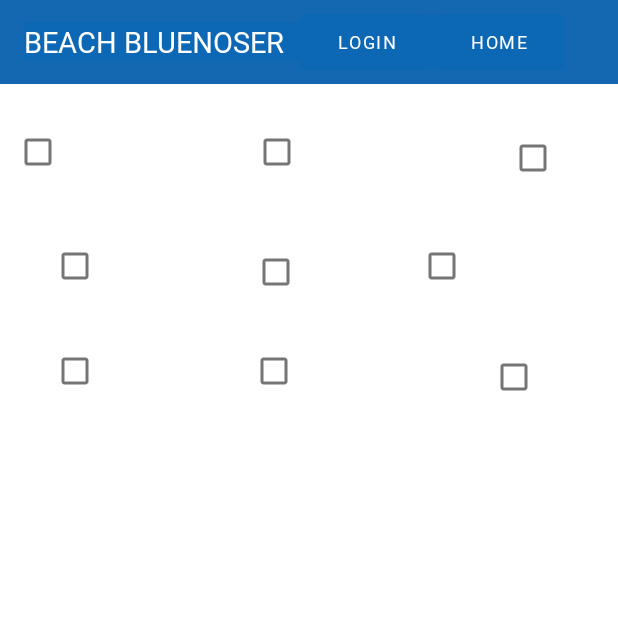
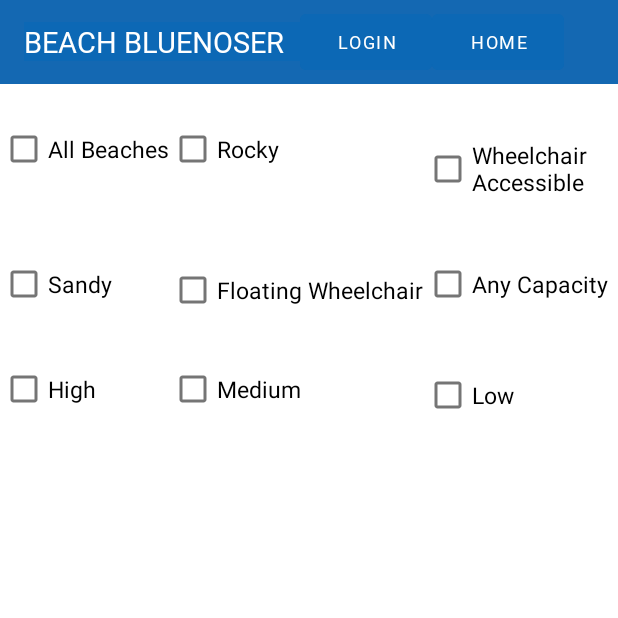
Before and after one commit to codemandias/bluenoserApp, an Android app: the screen it shows after launch (MainActivity), on a phone screen of 412 x 824 dp, the top half of it. Run offline under Robolectric (Android 15) with nearby library versions, the phone set to English and light mode, and no system bars; our stand-ins replace Firebase (no records; nobody signed in at launch, a user with empty details on screens opened directly); Roboto replaces fonts that are not available here.

Commit message:
added checkbox functionality

```diff
--- a/app/src/main/java/com/example/beachbluenoser/MainActivity.java
+++ b/app/src/main/java/com/example/beachbluenoser/MainActivity.java
@@ -39,10 +39,13 @@ import java.util.Locale;
 import java.util.Objects;
 import java.util.Map;
 
+import android.view.Window;
 import android.widget.AdapterView;
 import android.widget.ArrayAdapter;
 import android.widget.AutoCompleteTextView;
 import android.widget.Button;
+import android.widget.CheckBox;
+import android.widget.CompoundButton;
 import android.widget.Toast;
 
 public class MainActivity extends AppCompatActivity {
@@ -50,8 +53,32 @@ public class MainActivity extends AppCompatActivity {
     private FirebaseAuth beachBluenoserAuth = FirebaseAuth.getInstance();
     ArrayList<BeachItem> beachList;
 
-    String[] beach = {"All Beaches", "Rocky", "Sandy", "Wheelchair Accessible", "Floating Wheelchair"};
-    String[] capacity = {"Any Capacity", "High", "Medium", "Low"};
+   // String[] beach = {"All Beaches", "Rocky", "Sandy", "Wheelchair Accessible", "Floating Wheelchair"};
+    //String[] capacity = {"Any Capacity", "High", "Medium", "Low"};
+
+    // new code for Beaches
+
+    CheckBox rockyCheckbox;
+    CheckBox  anyBeachCheckbox;
+    CheckBox  WheelChair;
+
+    CheckBox sandyCheckbox;
+
+    CheckBox floatingWheel;
+
+    // Capacilty
+
+    CheckBox anyCap;
+    CheckBox lowCap;
+    CheckBox highCap;
+    CheckBox medCap;
+
+
+
+
+
+
+
     String filterBeachItem = "";
     String filterCapacityItem = "";
 
@@ -74,6 +101,161 @@ public class MainActivity extends AppCompatActivity {
     protected void onCreate(Bundle savedInstanceState) {
         super.onCreate(savedInstanceState);
         setContentView(R.layout.activity_main);
+
+        // new code beaches
+        rockyCheckbox = findViewById(R.id.Rocky);
+        anyBeachCheckbox = findViewById(R.id.All_Beaches);
+        sandyCheckbox = findViewById(R.id.Sandy);
+        WheelChair = findViewById(R.id.Wheelchair_Accessible);
+        floatingWheel= findViewById(R.id.Wheelchair_foatable);
+
+        anyCap = findViewById(R.id.AnyCapcity);
+        lowCap = findViewById(R.id.low_capcity);
+        medCap = findViewById(R.id.medium_capcity);
+        highCap = findViewById(R.id.HighCapcity);
+
+
+
+
+
+
+        // OncheckedChangeListners
+
+        anyBeachCheckbox.setOnCheckedChangeListener(new CompoundButton.OnCheckedChangeListener() {
+            @Override
+            public void onCheckedChanged(CompoundButton compoundButton, boolean b) {
+
+                if(b) {
+                    filterBeachItem = "All Beaches";
+                }
+                else{
+                    filterBeachItem="";
+                }
+                getDataFromDbAndShowOnUI();
+            }
+        });
+
+        rockyCheckbox.setOnCheckedChangeListener(new CompoundButton.OnCheckedChangeListener() {
+            @Override
+            public void onCheckedChanged(CompoundButton compoundButton, boolean b) {
+
+                if(b) {
+                    filterBeachItem = "Rocky";
+                }
+                else{
+                    filterBeachItem="";
+                }
+                getDataFromDbAndShowOnUI();
+            }
+        });
+
+        sandyCheckbox.setOnCheckedChangeListener(new CompoundButton.OnCheckedChangeListener() {
+            @Override
+            public void onCheckedChanged(CompoundButton compoundButton, boolean b) {
+
+                if(b) {
+                    filterBeachItem = "Sandy";
+                }
+                else{
+                    filterBeachItem="";
+                }
+                getDataFromDbAndShowOnUI();
+            }
+        });
+
+        WheelChair.setOnCheckedChangeListener(new CompoundButton.OnCheckedChangeListener() {
+            @Override
+            public void onCheckedChanged(CompoundButton compoundButton, boolean b) {
+
+                if(b) {
+                    filterBeachItem = "Wheelchair Accessible";
+                }
+                else{
+                    filterBeachItem="";
+                }
+                getDataFromDbAndShowOnUI();
+            }
+        });
+
+       floatingWheel.setOnCheckedChangeListener(new CompoundButton.OnCheckedChangeListener() {
+            @Override
+            public void onCheckedChanged(CompoundButton compoundButton, boolean b) {
+
+                if(b) {
+                    filterBeachItem = "Floating Wheelchair";
+                }
+                else{
+                    filterBeachItem="";
+                }
+                getDataFromDbAndShowOnUI();
+            }
+
+        });
+
+       // capacity\
+        anyCap.setOnCheckedChangeListener(new CompoundButton.OnCheckedChangeListener() {
+            @Override
+            public void onCheckedChanged(CompoundButton compoundButton, boolean b) {
+
+                if(b) {
+                    filterCapacityItem = "";
+                }
+                else{
+
+                }
+                getDataFromDbAndShowOnUI();
+            }
+
+        });
+
+        highCap.setOnCheckedChangeListener(new CompoundButton.OnCheckedChangeListener() {
+            @Override
+            public void onCheckedChanged(CompoundButton compoundButton, boolean b) {
+
+                if(b) {
+                    filterCapacityItem = "Beach Capacity: High Capacity";
+                }
+                else{
+
+                }
+                getDataFromDbAndShowOnUI();
+            }
+
+        });
+
+        lowCap.setOnCheckedChangeListener(new CompoundButton.OnCheckedChangeListener() {
+            @Override
+            public void onCheckedChanged(CompoundButton compoundButton, boolean b) {
+
+                if(b) {
+                    filterCapacityItem = "Beach Capacity: Low Capacity";
+                }
+                else{
+
+                }
+                getDataFromDbAndShowOnUI();
+            }
+
+        });
+
+        medCap.setOnCheckedChangeListener(new CompoundButton.OnCheckedChangeListener() {
+            @Override
+            public void onCheckedChanged(CompoundButton compoundButton, boolean b) {
+
+                if(b) {
+                    filterCapacityItem = "Beach Capacity: Medium Capacity";
+                }
+                else{
+
+                }
+                getDataFromDbAndShowOnUI();
+            }
+
+        });
+
+
+
+
         final Button homeBtn = findViewById(R.id.HomeButton);
         final Button loginProfileBtn = findViewById(R.id.LoginButton);
         //beachBluenoserAuth.signOut();
@@ -108,6 +290,8 @@ public class MainActivity extends AppCompatActivity {
                 }
             }
         });
+
+
     }
 
 
@@ -253,8 +437,19 @@ public class MainActivity extends AppCompatActivity {
                 });
 
         //filters
-        beachType = findViewById(R.id.auto_complete_textview);
-        adapterItems = new ArrayAdapter<String>(this, R.layout.beach_list, beach);
+
+            // filters new code
+
+
+
+
+
+
+
+
+
+
+        /*adapterItems = new ArrayAdapter<String>(this, R.layout.beach_list, beach);
         beachType.setAdapter(adapterItems);
 
         beachType.setOnItemClickListener(new AdapterView.OnItemClickListener() {
@@ -271,12 +466,12 @@ public class MainActivity extends AppCompatActivity {
                 getDataFromDbAndShowOnUI();
             }
 
-        });
+        });*/
 
         //Capacity
-        capacityVolume = findViewById(R.id.auto_complete_textview2);
 
-        ArrayAdapter<String> adapterItems2; //For Capacity
+
+       /* ArrayAdapter<String> adapterItems2; //For Capacity
         adapterItems2 = new ArrayAdapter<String>(this, R.layout.capacity_list, capacity);
         capacityVolume.setAdapter(adapterItems2);
 
@@ -296,7 +491,7 @@ public class MainActivity extends AppCompatActivity {
                 }
                 getDataFromDbAndShowOnUI();
             }
-        }));
+        }));*/
     }
 
     private void retrieveAdditionalDataFromDB(){
--- a/app/src/main/res/layout/activity_main.xml
+++ b/app/src/main/res/layout/activity_main.xml
@@ -60,17 +60,14 @@
     <!--This code is for the Toolbar that says 'Beach Filter Page'-->
 
 
-
-
-
     <GridLayout
         android:id="@+id/linearLayout2"
-        android:layout_width="400dp"
-        android:layout_height="280dp"
-        android:layout_marginTop="4dp"
+        android:layout_width="505dp"
+        android:layout_height="234dp"
+        android:layout_marginTop="8dp"
         android:orientation="horizontal"
         app:layout_constraintEnd_toEndOf="parent"
-        app:layout_constraintHorizontal_bias="0.093"
+        app:layout_constraintHorizontal_bias="0.0"
         app:layout_constraintStart_toStartOf="parent"
         app:layout_constraintTop_toBottomOf="@+id/toolbar">
 
@@ -81,7 +78,7 @@
             android:layout_width="wrap_content"
             android:layout_height="64dp"
             android:layout_marginTop="@dimen/cardview_compat_inset_shadow"
-
+            android:text="All Beaches"
             android:textSize="15sp"
 
             />
@@ -91,18 +88,19 @@
 
         <!--new code -->
 
+
+        <!-- new code for capacity-->
+
         <CheckBox
             android:id="@+id/Rocky"
-            android:layout_width="171dp"
-            android:layout_height="80dp"
+            android:layout_width="142dp"
+            android:layout_height="68dp"
+            android:layout_row="0"
+            android:layout_column="1"
             android:layout_marginTop="@dimen/cardview_compat_inset_shadow"
 
-            android:textSize="15sp"
-
-            />
-
-
-        <!-- new code for capacity-->
+            android:text="Rocky"
+            android:textSize="15sp" />
 
         <CheckBox
             android:id="@+id/Sandy"
@@ -111,17 +109,17 @@
             android:layout_row="1"
             android:layout_column="0"
             android:layout_marginTop="@dimen/cardview_compat_inset_shadow"
-
+            android:text="Sandy"
             android:textSize="15sp" />
 
         <CheckBox
             android:id="@+id/Wheelchair_Accessible"
-            android:layout_width="170dp"
-            android:layout_height="69dp"
+            android:layout_width="138dp"
+            android:layout_height="81dp"
             android:layout_row="0"
             android:layout_column="2"
-
             android:layout_marginTop="5sp"
+            android:text="Wheelchair Accessible"
 
             android:textSize="15sp" />
 
@@ -131,9 +129,8 @@
             android:layout_height="69dp"
             android:layout_row="1"
             android:layout_column="1"
-
             android:layout_marginTop="5sp"
-
+            android:text="Floating Wheelchair"
             android:textSize="15sp" />
 
         <CheckBox
@@ -143,8 +140,7 @@
             android:layout_row="1"
             android:layout_column="2"
             android:layout_marginTop="@dimen/cardview_compat_inset_shadow"
-
-
+            android:text="Any Capacity"
             android:textSize="15sp" />
 
         <CheckBox
@@ -154,8 +150,7 @@
             android:layout_row="2"
             android:layout_column="0"
             android:layout_marginTop="@dimen/cardview_compat_inset_shadow"
-
-
+            android:text="High"
             android:textSize="15sp" />
 
         <CheckBox
@@ -165,7 +160,7 @@
             android:layout_row="2"
             android:layout_column="1"
             android:layout_marginTop="@dimen/cardview_compat_inset_shadow"
-
+            android:text="Medium"
             android:textSize="15sp" />
 
         <CheckBox
@@ -174,9 +169,8 @@
             android:layout_height="wrap_content"
             android:layout_row="2"
             android:layout_column="2"
-
             android:layout_marginTop="5sp"
-
+            android:text="Low"
             android:textSize="15sp" />
 
         <!--  <com.google.android.material.textfield.TextInputLayout
@@ -234,10 +228,10 @@
         <androidx.recyclerview.widget.RecyclerView
             android:id="@+id/BeachMasterList"
             android:layout_width="match_parent"
-            android:layout_height="243dp"
+            android:layout_height="1030dp"
             android:layout_gravity="bottom"
             android:autofillHints="Empty"
-            android:padding="10dp"
+            android:padding="1dp"
             android:scrollbars="vertical">
 
         </androidx.recyclerview.widget.RecyclerView>
```
